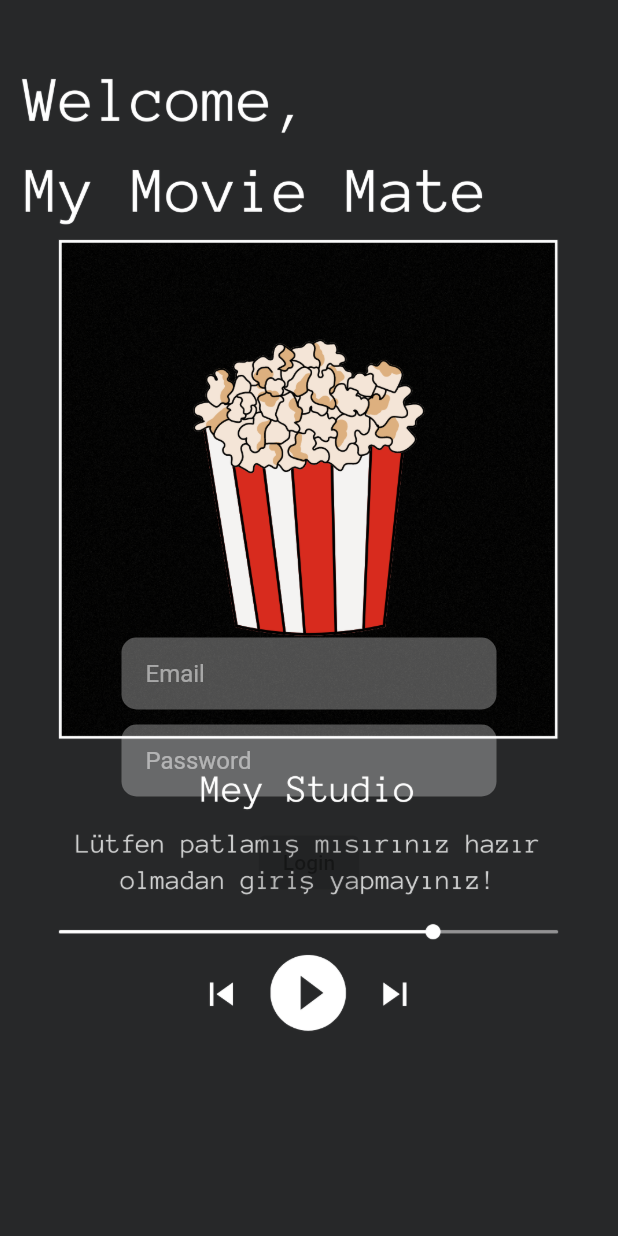
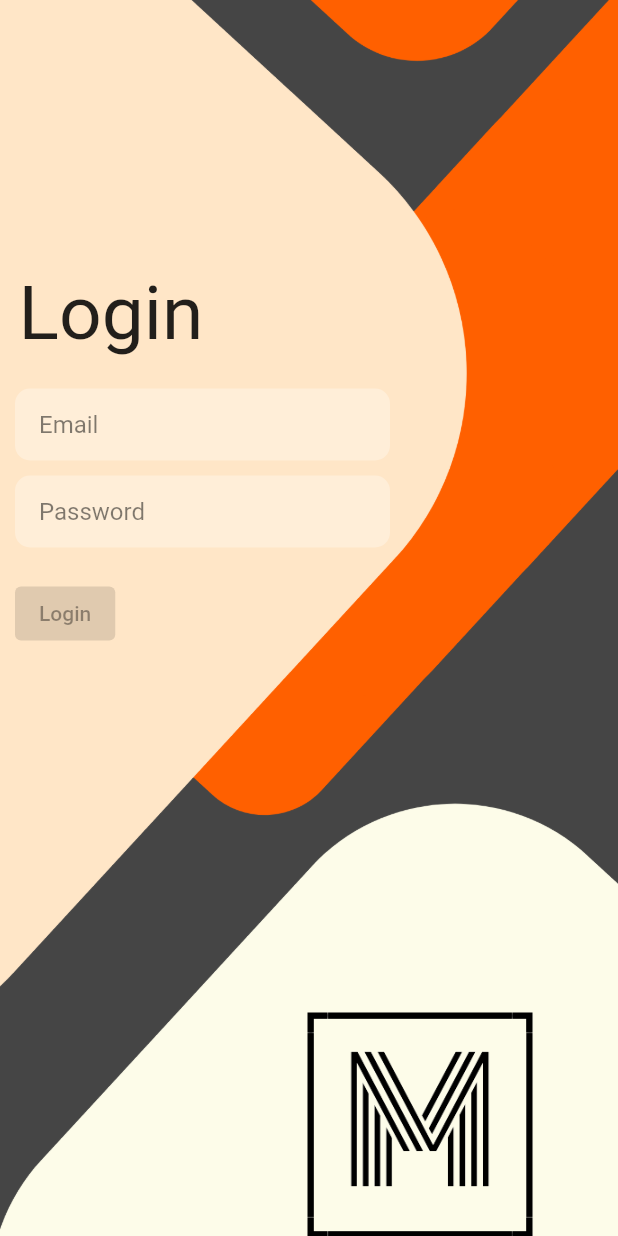
Before and after one commit to EnesYalcinkaya/MovieApp, a Flutter app: the screen it shows after launch, on a phone screen of 412 x 824 dp. Run offline on Flutter 3.47's test engine with Material 2 defaults, Android fonts, the phone set to English and light mode, and no system bars; our stand-ins replace lottie.

Commit message:
Splash screen and Login screen design updates have been made

```diff
--- a/movie_app/lib/home.dart
+++ b/movie_app/lib/home.dart
@@ -38,12 +38,12 @@ class _MovieAppState extends State<MovieApp> {
   @override
   Widget build(BuildContext context) {
     return Scaffold(
-      backgroundColor: Color(0xFFFD8D9DA),
+      backgroundColor: Color(0xFFFDFCE9),
       appBar: AppBar(
         backgroundColor: Color(0xFF272829),
         centerTitle: true,
         title: const Text(
-          "Popular Movies",
+          "🎬 MOVIE PULSE",
           style: TextStyle(
             color: Color(0xFFFF6000),
           ),
--- a/movie_app/lib/loginscreen.dart
+++ b/movie_app/lib/loginscreen.dart
@@ -1,10 +1,11 @@
 import 'package:flutter/material.dart';
-import 'home.dart'; // Eğer home.dart dosyanızın yolu farklı ise düzeltiniz.
+import 'home.dart';
 
 class Loginscreen extends StatefulWidget {
   const Loginscreen({Key? key}) : super(key: key);
 
   @override
+  // ignore: library_private_types_in_public_api
   _LoginscreenState createState() => _LoginscreenState();
 }
 
@@ -20,13 +21,6 @@ class _LoginscreenState extends State<Loginscreen> {
     _passwordController.addListener(_checkLoginButtonStatus);
   }
 
-  @override
-  void dispose() {
-    _emailController.dispose();
-    _passwordController.dispose();
-    super.dispose();
-  }
-
   void _checkLoginButtonStatus() {
     setState(() {
       _isLoginButtonEnabled = _emailController.text.isNotEmpty &&
@@ -34,100 +28,99 @@ class _LoginscreenState extends State<Loginscreen> {
     });
   }
 
-  void _scrollToTextField(BuildContext context) {
-    final ScrollController scrollController = ScrollController();
-    final RenderBox renderBox = context.findRenderObject() as RenderBox;
-    final offset = renderBox.localToGlobal(Offset.zero);
-    scrollController.animateTo(
-      offset.dy - 100,
-      duration: Duration(milliseconds: 300),
-      curve: Curves.easeInOut,
-    );
-  }
-
   @override
   Widget build(BuildContext context) {
     return Scaffold(
-      backgroundColor: Color(0xFF272829),
+      resizeToAvoidBottomInset: false,
       body: Stack(
-        alignment: Alignment.center,
+        alignment: Alignment.topLeft,
         children: [
           Image.asset(
             'images/loginscreen.png',
             fit: BoxFit.cover,
             width: double.infinity,
-            height: double.infinity,
+          ),
+          Positioned(
+            width: 300,
+            height: 300,
+            left: 130,
+            top: 600,
+            child: Image.asset('images/logo.png'),
           ),
           GestureDetector(
             onTap: () {
               FocusScope.of(context).unfocus();
             },
-            child: SingleChildScrollView(
             child: Column(
-                mainAxisAlignment: MainAxisAlignment.center,
+              crossAxisAlignment: CrossAxisAlignment.start,
               children: [
-                  SizedBox(height: 200),
+                const SizedBox(height: 180),
+                const Text(
+                  " Login",
+                  style: TextStyle(fontSize: 50),
+                ),
+                const SizedBox(height: 20),
                 Container(
+                  margin: const EdgeInsets.symmetric(horizontal: 10),
                   width: 250,
                   decoration: BoxDecoration(
                     color: Colors.white.withOpacity(0.3),
                     borderRadius: BorderRadius.circular(10),
                   ),
                   child: TextFormField(
-                      onTap: () {
-                        _scrollToTextField(context);
-                      },
                     controller: _emailController,
-                      style: TextStyle(color: Colors.white),
+                    style: const TextStyle(color: Colors.black),
                     decoration: InputDecoration(
                       hintText: 'Email',
                       hintStyle:
-                            TextStyle(color: Colors.white.withOpacity(0.5)),
+                          TextStyle(color: Colors.black.withOpacity(0.5)),
                       border: InputBorder.none,
-                        contentPadding: EdgeInsets.symmetric(horizontal: 16),
+                      contentPadding:
+                          const EdgeInsets.symmetric(horizontal: 16),
                     ),
                   ),
                 ),
-                  SizedBox(height: 10),
+                const SizedBox(height: 10),
                 Container(
+                  margin: const EdgeInsets.symmetric(horizontal: 10),
                   width: 250,
                   decoration: BoxDecoration(
                     color: Colors.white.withOpacity(0.3),
                     borderRadius: BorderRadius.circular(10),
                   ),
                   child: TextFormField(
-                      onTap: () {
-                        _scrollToTextField(context);
-                      },
                     controller: _passwordController,
                     obscureText: true,
-                      style: TextStyle(color: Colors.white),
+                    style: const TextStyle(color: Colors.black),
                     decoration: InputDecoration(
                       hintText: 'Password',
                       hintStyle:
-                            TextStyle(color: Colors.white.withOpacity(0.5)),
+                          TextStyle(color: Colors.black.withOpacity(0.5)),
                       border: InputBorder.none,
-                        contentPadding: EdgeInsets.symmetric(horizontal: 16),
+                      contentPadding:
+                          const EdgeInsets.symmetric(horizontal: 16),
                     ),
                   ),
                 ),
-                  SizedBox(height: 20),
-                  ElevatedButton(
+                const SizedBox(height: 20),
+                Container(
+                  margin: const EdgeInsets.symmetric(horizontal: 10),
+                  child: ElevatedButton(
                     onPressed: _isLoginButtonEnabled
                         ? () {
                             Navigator.of(context).pushReplacement(
                               MaterialPageRoute(
-                                  builder: (context) => MovieApp()),
+                                  builder: (context) => const MovieApp()),
                             );
                           }
                         : null,
                     style: ElevatedButton.styleFrom(
-                      primary: Color(0xFFFF6000), // Yeni rengi burada ayarlayın
+                      backgroundColor: const Color(0xFFFF6000),
                     ),
-                    child: Text('Login'),
+                    child: const Text('Login'),
+                  ),
                 ),
               ],
-              ),
             ),
           ),
         ],
```
Also changed, not shown: movie_app/lib/splashscreen.dart (+1 -28 lines), movie_app/images/loginscreen.png, movie_app/images/logo.png (added). Lines whose indentation alone changed are shown as unchanged.
